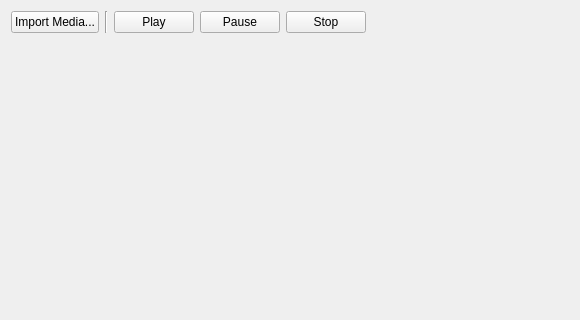
This is pixelplan/rave/PixelPlan/mediabrowser.ui in pgathogo/raven as Qt 5 draws it before an edit. The edited form follows.
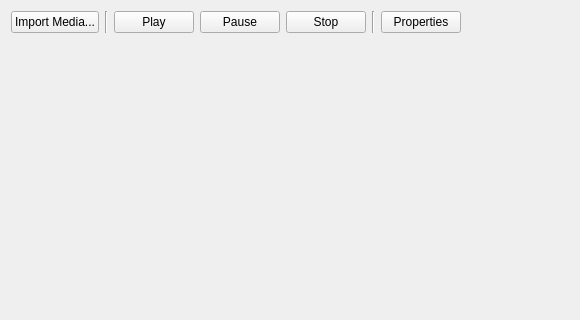
This is the edited form.

Diff of the .ui file:
```diff
--- a/pixelplan/rave/PixelPlan/mediabrowser.ui
+++ b/pixelplan/rave/PixelPlan/mediabrowser.ui
@@ -13,7 +13,7 @@
   <property name="windowTitle">
    <string>Form</string>
   </property>
-  <layout class="QVBoxLayout" name="verticalLayout" stretch="0,1">
+  <layout class="QVBoxLayout" name="verticalLayout">
    <item>
     <layout class="QHBoxLayout" name="horizontalLayout">
      <item>
@@ -51,6 +51,23 @@
        </property>
       </widget>
      </item>
+     <item>
+      <widget class="Line" name="line_2">
+       <property name="orientation">
+        <enum>Qt::Vertical</enum>
+       </property>
+      </widget>
+     </item>
+     <item>
+      <widget class="QPushButton" name="btnProperties">
+       <property name="text">
+        <string>Properties</string>
+       </property>
+       <property name="checkable">
+        <bool>true</bool>
+       </property>
+      </widget>
+     </item>
      <item>
       <spacer name="horizontalSpacer">
        <property name="orientation">
@@ -67,7 +84,14 @@
     </layout>
    </item>
    <item>
-    <layout class="QHBoxLayout" name="hlMedia"/>
+    <layout class="QHBoxLayout" name="horizontalLayout_2">
+     <item>
+      <widget class="QWidget" name="wigPlayer" native="true"/>
+     </item>
+     <item>
+      <widget class="QWidget" name="wigProperties" native="true"/>
+     </item>
+    </layout>
    </item>
   </layout>
  </widget>
```
